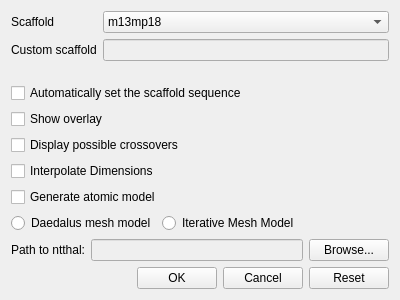
The window that AdenitaCoreSE/form/SEAdenitaCoreSettings.ui (1A-OneAngstrom/Adenita) describes before a commit, drawn with Qt 5.
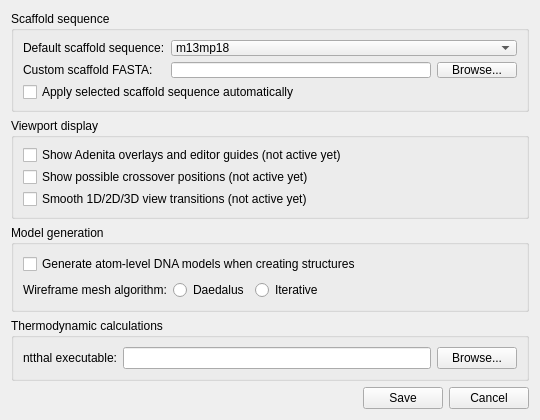
The same window after the commit.

Commit message:
Improve Adenita settings dialog wording and help text
- Clarify settings labels and detailed help text.\n- Group settings by scaffold, viewport display, model generation, and thermodynamic calculations.\n- Add explicit custom scaffold and ntthal browse flows.\n- Keep inactive viewport settings visible but clearly marked as not active yet.

```diff
--- a/AdenitaCoreSE/form/SEAdenitaCoreSettings.ui
+++ b/AdenitaCoreSE/form/SEAdenitaCoreSettings.ui
@@ -6,8 +6,8 @@
    <rect>
     <x>0</x>
     <y>0</y>
-    <width>400</width>
-    <height>300</height>
+    <width>540</width>
+    <height>420</height>
    </rect>
   </property>
   <property name="sizePolicy">
@@ -18,8 +18,8 @@
   </property>
   <property name="minimumSize">
    <size>
-    <width>400</width>
-    <height>300</height>
+    <width>520</width>
+    <height>380</height>
    </size>
   </property>
   <property name="focusPolicy">
@@ -30,11 +30,20 @@
   </property>
   <layout class="QVBoxLayout" name="verticalLayout">
    <item>
-    <layout class="QFormLayout" name="formLayout">
+    <widget class="QGroupBox" name="groupBoxScaffoldSequence">
+     <property name="title">
+      <string>Scaffold sequence</string>
+     </property>
+     <layout class="QVBoxLayout" name="verticalLayoutScaffold">
+      <item>
+       <layout class="QFormLayout" name="formLayoutScaffold">
      <item row="0" column="0">
       <widget class="QLabel" name="label">
        <property name="text">
-        <string>Scaffold</string>
+           <string>Default scaffold sequence:</string>
+          </property>
+          <property name="buddy">
+           <cstring>comboBoxScaffold</cstring>
        </property>
       </widget>
      </item>
@@ -60,84 +69,140 @@
      <item row="1" column="0">
       <widget class="QLabel" name="label_2">
        <property name="text">
-        <string>Custom scaffold</string>
+           <string>Custom scaffold FASTA:</string>
+          </property>
+          <property name="buddy">
+           <cstring>lineEditCustomScaffold</cstring>
        </property>
       </widget>
      </item>
      <item row="1" column="1">
+         <layout class="QHBoxLayout" name="horizontalLayoutCustomScaffold">
+          <item>
       <widget class="QLineEdit" name="lineEditCustomScaffold">
        <property name="enabled">
-        <bool>false</bool>
+             <bool>true</bool>
        </property>
        <property name="readOnly">
-        <bool>false</bool>
-       </property>
-      </widget>
-     </item>
-    </layout>
+             <bool>true</bool>
+            </property>
+           </widget>
    </item>
    <item>
+           <widget class="QPushButton" name="pushButtonSetCustomScaffold">
+            <property name="minimumSize">
+             <size>
+              <width>75</width>
+              <height>0</height>
+             </size>
+            </property>
+            <property name="maximumSize">
+             <size>
+              <width>100</width>
+              <height>16777215</height>
+             </size>
+            </property>
+            <property name="text">
+             <string>Browse...</string>
+            </property>
+           </widget>
+          </item>
+         </layout>
+        </item>
+        <item row="2" column="0" colspan="2">
     <widget class="QCheckBox" name="checkBoxAutoScaffold">
      <property name="text">
-      <string>Automatically set the scaffold sequence</string>
+           <string>Apply selected scaffold sequence automatically</string>
      </property>
      <property name="checked">
       <bool>false</bool>
      </property>
     </widget>
    </item>
+       </layout>
+      </item>
+     </layout>
+    </widget>
+   </item>
+   <item>
+    <widget class="QGroupBox" name="groupBoxViewportDisplay">
+     <property name="title">
+      <string>Viewport display</string>
+     </property>
+     <layout class="QVBoxLayout" name="verticalLayoutViewport">
    <item>
     <widget class="QCheckBox" name="checkBoxOverlay">
      <property name="text">
-      <string>Show overlay</string>
+         <string>Show Adenita overlays and editor guides (not active yet)</string>
      </property>
     </widget>
    </item>
    <item>
     <widget class="QCheckBox" name="checkBoxXODisplay">
      <property name="text">
-      <string>Display possible crossovers</string>
+         <string>Show possible crossover positions (not active yet)</string>
      </property>
     </widget>
    </item>
    <item>
     <widget class="QCheckBox" name="checkBoxInterpolateDim">
      <property name="text">
-      <string>Interpolate Dimensions</string>
+         <string>Smooth 1D/2D/3D view transitions (not active yet)</string>
      </property>
      <property name="checked">
       <bool>false</bool>
      </property>
     </widget>
    </item>
+     </layout>
+    </widget>
+   </item>
+   <item>
+    <widget class="QGroupBox" name="groupBoxModelGeneration">
+     <property name="title">
+      <string>Model generation</string>
+     </property>
+     <layout class="QVBoxLayout" name="verticalLayoutModel">
    <item>
     <widget class="QCheckBox" name="checkBoxGenerateAtomicDetails">
      <property name="toolTip">
       <string>&lt;html&gt;&lt;head/&gt;&lt;body&gt;&lt;p&gt;Check to generate atomic model when creating DNA structures with Adenita.&lt;/p&gt;&lt;p&gt;Please note that when using this option the generation will be slower since it is necessary to generate all the atoms.&lt;/p&gt;&lt;/body&gt;&lt;/html&gt;</string>
      </property>
      <property name="text">
-      <string>Generate atomic model</string>
+         <string>Generate atom-level DNA models when creating structures</string>
      </property>
     </widget>
    </item>
    <item>
-    <layout class="QHBoxLayout" name="horizontalLayout_3">
+       <layout class="QFormLayout" name="formLayoutModel">
+        <item row="0" column="0">
+         <widget class="QLabel" name="labelMeshAlgorithm">
+          <property name="text">
+           <string>Wireframe mesh algorithm:</string>
+          </property>
+          <property name="buddy">
+           <cstring>radioButtonDaedalusMesh</cstring>
+          </property>
+         </widget>
+        </item>
+        <item row="0" column="1">
+         <layout class="QHBoxLayout" name="horizontalLayoutMesh">
      <item>
       <widget class="QRadioButton" name="radioButtonDaedalusMesh">
        <property name="text">
-        <string>Daedalus mesh model</string>
+             <string>Daedalus</string>
        </property>
       </widget>
      </item>
      <item>
       <widget class="QRadioButton" name="radioButtonIterativeMesh">
        <property name="text">
-        <string>Iterative Mesh Model</string>
+             <string>Iterative</string>
        </property>
       </widget>
      </item>
      <item>
-      <spacer name="horizontalSpacer">
+           <spacer name="horizontalSpacerMesh">
        <property name="orientation">
         <enum>Qt::Horizontal</enum>
        </property>
@@ -151,22 +216,38 @@
      </item>
     </layout>
    </item>
+       </layout>
+      </item>
+     </layout>
+    </widget>
+   </item>
    <item>
-    <layout class="QHBoxLayout" name="horizontalLayout">
+    <widget class="QGroupBox" name="groupBoxThermodynamicCalculations">
+     <property name="title">
+      <string>Thermodynamic calculations</string>
+     </property>
+     <layout class="QVBoxLayout" name="verticalLayoutThermodynamics">
      <item>
+       <layout class="QFormLayout" name="formLayoutThermodynamics">
+        <item row="0" column="0">
       <widget class="QLabel" name="label_3">
        <property name="text">
-        <string>Path to ntthal:</string>
+           <string>ntthal executable:</string>
+          </property>
+          <property name="buddy">
+           <cstring>lineEditNtthal</cstring>
        </property>
       </widget>
      </item>
+        <item row="0" column="1">
+         <layout class="QHBoxLayout" name="horizontalLayoutNtthal">
      <item>
       <widget class="QLineEdit" name="lineEditNtthal">
        <property name="enabled">
-        <bool>false</bool>
+             <bool>true</bool>
        </property>
        <property name="readOnly">
-        <bool>false</bool>
+             <bool>true</bool>
        </property>
       </widget>
      </item>
@@ -191,6 +272,11 @@
      </item>
     </layout>
    </item>
+       </layout>
+      </item>
+     </layout>
+    </widget>
+   </item>
    <item>
     <layout class="QHBoxLayout" name="horizontalLayout_2">
      <item>
@@ -221,7 +307,7 @@
         </size>
        </property>
        <property name="text">
-        <string>OK</string>
+        <string>Save</string>
        </property>
       </widget>
      </item>
@@ -244,25 +330,6 @@
        </property>
       </widget>
      </item>
-     <item>
-      <widget class="QPushButton" name="pushButtonReset">
-       <property name="minimumSize">
-        <size>
-         <width>75</width>
-         <height>0</height>
-        </size>
-       </property>
-       <property name="maximumSize">
-        <size>
-         <width>100</width>
-         <height>16777215</height>
-        </size>
-       </property>
-       <property name="text">
-        <string>Reset</string>
-       </property>
-      </widget>
-     </item>
     </layout>
    </item>
   </layout>
```
Left out of the diff: 24 changed lines with no effect on the pictures. Lines whose indentation alone changed are shown as unchanged. The commit also changes 2 other files.
